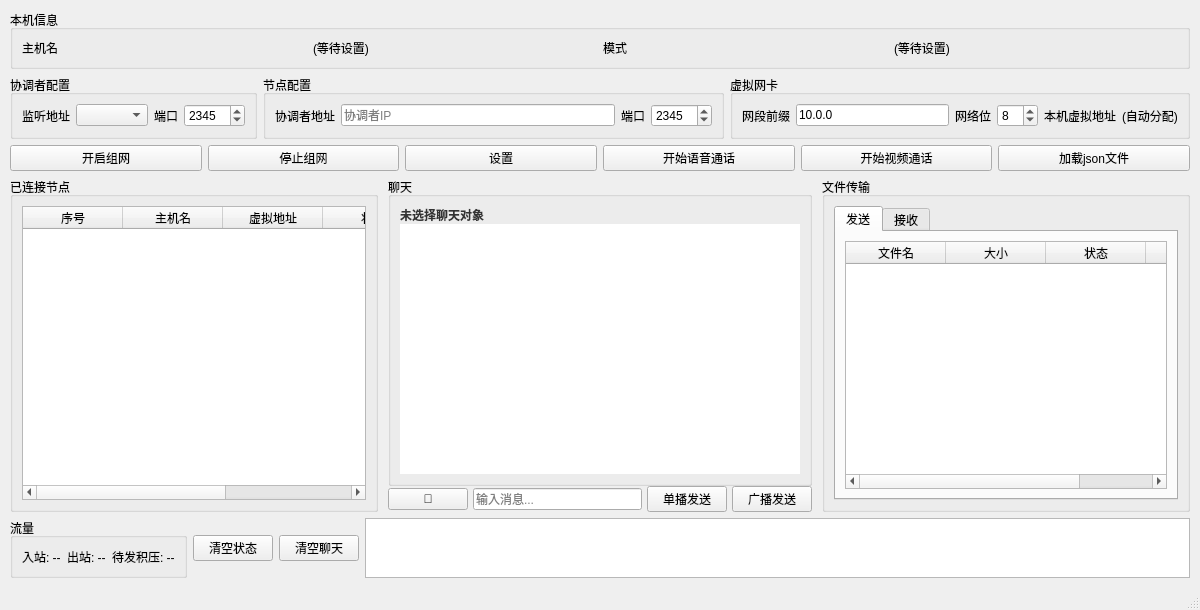
ContraryNR/MeshPlatform, file client/mainwindow.ui: the form before one commit.
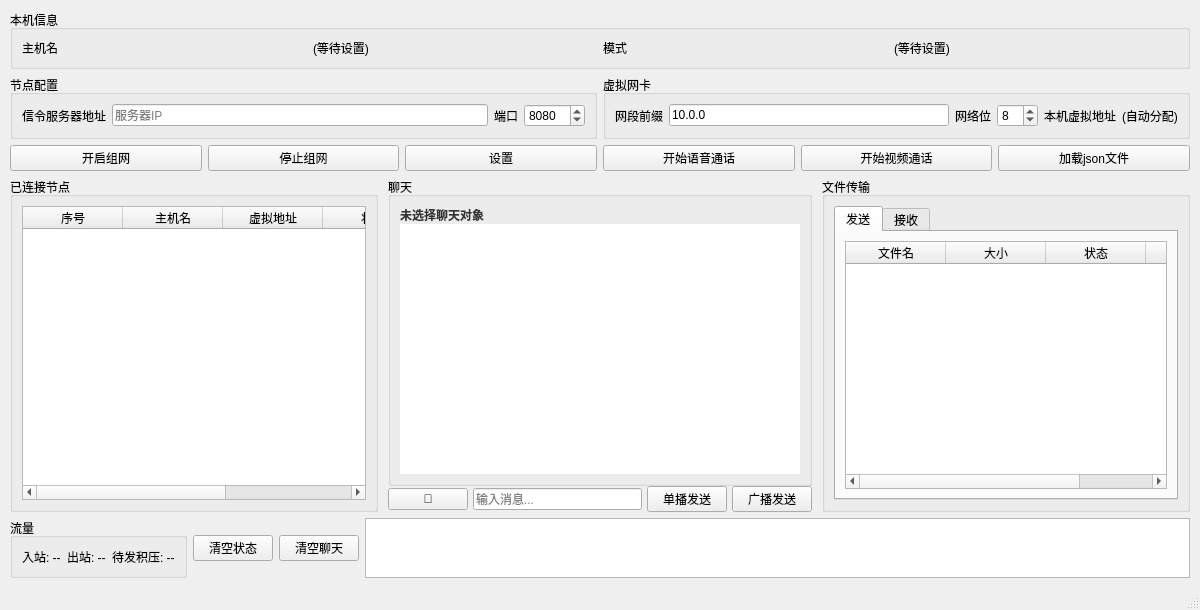
The form after the commit.

Commit message:
refactor: 信令传输层 TCP->WebSocket, 接入 Java 信令服务器
- 新增 wssignalingworker(QWebSocket): 接替 peernetworker 的传输层角色,
  帧自带边界免粘包切帧, 消息格式与 jsonworker 下游链路完全不变
- 剔除 coordinator 客户端形态(角色选择/监听配置/双分支接线),
  所有 Qt 节点统一为 peer, 控制面移交 Java
- 启动对话框改选在线(WebSocket)/离线, 服务器端口默认 8080
- CMakeLists 注册 Qt6::WebSockets

Patch:
```diff
--- a/client/mainwindow.ui
+++ b/client/mainwindow.ui
@@ -69,45 +69,6 @@
     </item>
     <item>
      <layout class="QHBoxLayout" name="configLayout">
-      <item>
-       <widget class="QGroupBox" name="coordinatorGroup">
-        <property name="title">
-         <string>协调者配置</string>
-        </property>
-        <layout class="QHBoxLayout" name="coordConfigLayout">
-         <item>
-          <widget class="QLabel" name="listenIPLabel">
-           <property name="text">
-            <string>监听地址</string>
-           </property>
-          </widget>
-         </item>
-         <item>
-          <widget class="QComboBox" name="listenIP"/>
-         </item>
-         <item>
-          <widget class="QLabel" name="listenPortLabel">
-           <property name="text">
-            <string>端口</string>
-           </property>
-          </widget>
-         </item>
-         <item>
-          <widget class="QSpinBox" name="listenPort">
-           <property name="minimum">
-            <number>1</number>
-           </property>
-           <property name="maximum">
-            <number>65535</number>
-           </property>
-           <property name="value">
-            <number>2345</number>
-           </property>
-          </widget>
-         </item>
-        </layout>
-       </widget>
-      </item>
       <item>
        <widget class="QGroupBox" name="peerGroup">
         <property name="title">
@@ -117,14 +78,14 @@
          <item>
           <widget class="QLabel" name="coordIPLabel">
            <property name="text">
-            <string>协调者地址</string>
+            <string>信令服务器地址</string>
            </property>
           </widget>
          </item>
          <item>
           <widget class="QLineEdit" name="coordIP">
            <property name="placeholderText">
-            <string>协调者IP</string>
+            <string>服务器IP</string>
            </property>
           </widget>
          </item>
@@ -144,7 +105,7 @@
             <number>65535</number>
            </property>
            <property name="value">
-            <number>2345</number>
+            <number>8080</number>
            </property>
           </widget>
          </item>
```
The commit also changes 7 other files.
